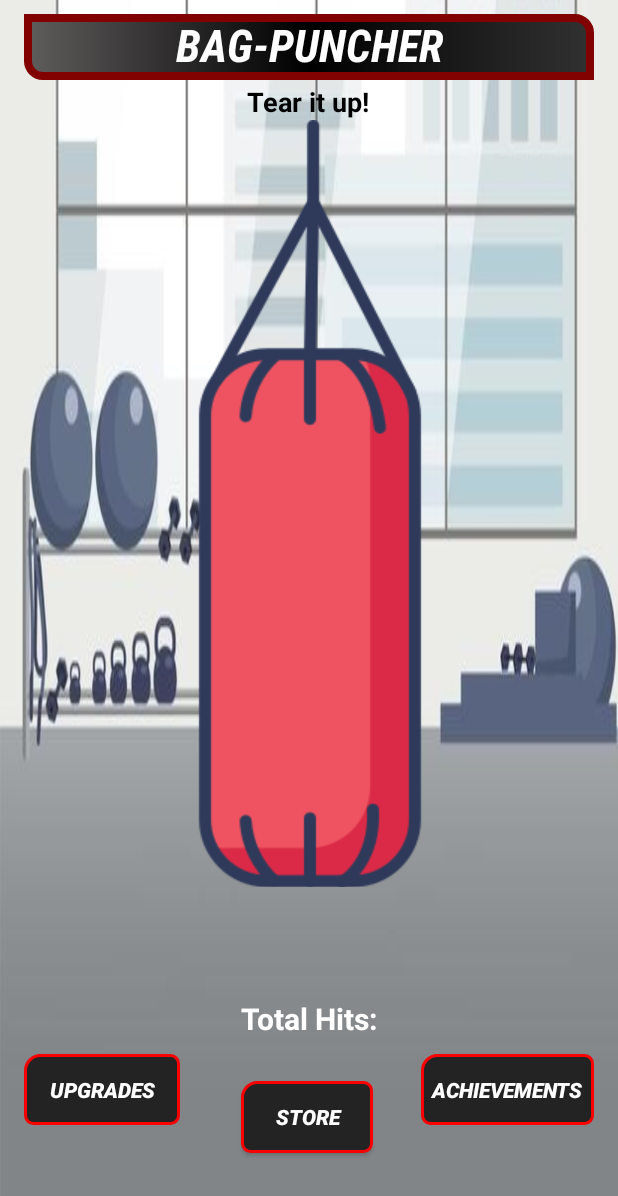
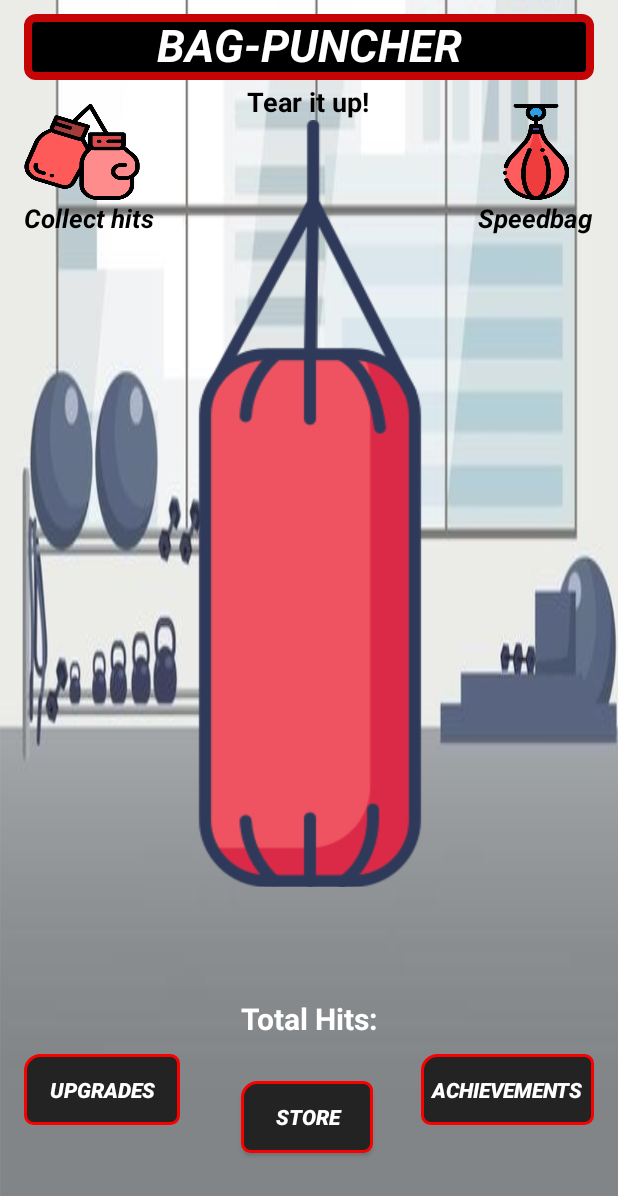
Before and after one commit to QuestonP/BagPuncher, an Android app: the screen it shows after launch (MainActivity), on a phone screen of 412 x 824 dp. Shown: the top 1196 px of the screen. Run offline under Robolectric (Android 15) with nearby library versions, the phone set to English and light mode, and no system bars.

Commit message:
"+#" on click animation finished and speedbag revision start

```diff
--- a/app/src/main/java/com/example/bagpunchergame/MainActivity.java
+++ b/app/src/main/java/com/example/bagpunchergame/MainActivity.java
@@ -4,6 +4,7 @@ import android.annotation.SuppressLint;
 import android.content.Intent;
 import android.content.SharedPreferences;
 import android.os.Bundle;
+import android.view.MotionEvent;
 import android.view.animation.Animation;
 import android.view.animation.AnimationUtils;
 import android.widget.Button;
@@ -22,11 +23,11 @@ public class MainActivity extends AppCompatActivity{
 
     SharedPreferences sp;
     private static int hits = 0;
-    private static int passiveHitsTimer = 60000;
+    private static int passiveHitsTimer = 30000;
     private static int punchWorth = 1;
     private static int passivePunch = 1;
     ImageButton bagButton;
-    Animation scaleUp, scaleDown, hitAnimation, punchAnimation;
+    Animation scaleUp, scaleDown, hitAnimation, punchAnimation, punchWorthDisplay;
     Button comboButton, achievementsButton, storeButton;
     private EditText hitVal, passiveVal, passiveTimer;
 
@@ -71,6 +72,11 @@ public class MainActivity extends AppCompatActivity{
         sp.edit().putInt("passiveValue", passivePunch);
         sp.edit().putInt("passiveTimer", passiveHitsTimer);
 
+        hitAnimation = AnimationUtils.loadAnimation(this, R.anim.hit_animation);
+        punchAnimation = AnimationUtils.loadAnimation(this,R.anim.punch_worth);
+
+        punchWorthDisplay = AnimationUtils.loadAnimation(this, R.anim.display_punch_worth);
+
 
 
         // passive increase to total score
@@ -82,15 +88,6 @@ public class MainActivity extends AppCompatActivity{
             public void run() {
                 hits += passivePunch;
                 runOnUiThread(() -> totalScore.setText(String.valueOf(hits)));
-                Timer timer2 = new Timer();
-                timer2.scheduleAtFixedRate(new TimerTask() {
-                    @Override
-                    public void run() {
-                        if (passiveHitsTimer != sp.getInt("passiveTimer", passiveHitsTimer)) {
-                            passiveHitsTimer = sp.getInt("passiveTimer", passiveHitsTimer);
-                        }
-                    }
-                }, 1000, 1000);
             }
         }, passiveHitsTimer, passiveHitsTimer);
 
@@ -101,6 +98,7 @@ public class MainActivity extends AppCompatActivity{
 
         scaleUp = AnimationUtils.loadAnimation(this, R.anim.scale_up);
         scaleDown = AnimationUtils.loadAnimation(this, R.anim.scale_down);
+
 
         comboButton.setOnClickListener((v) -> {
             Intent intent = new Intent(this, comboWindow.class);
@@ -129,18 +127,24 @@ public class MainActivity extends AppCompatActivity{
             return true;
         });
 
-        // Animation on every click of the button
+        // Animation on every click of the bag button
         bagButton = findViewById(R.id.punchingBagHitMarker);
-        hitAnimation = AnimationUtils.loadAnimation(this, R.anim.hit_animation);
-        punchAnimation = AnimationUtils.loadAnimation(this,R.anim.punch_worth);
 
-
-        bagButton.setOnClickListener(v -> {
-            bagButton.startAnimation(hitAnimation);
-            hits = hits + punchWorth;
-            totalScore.setText(String.valueOf(hits));
-            sp.edit().putInt("totalHits", hits);
-
+        bagButton.setOnTouchListener((v,e) -> {
+            if(e.getAction() == MotionEvent.ACTION_DOWN) {
+                bagButton.startAnimation(hitAnimation);
+                hits = hits + punchWorth;
+                totalScore.setText(String.valueOf(hits));
+                sp.edit().putInt("totalHits", hits);
+                TextView displayText = findViewById(R.id.displayNum);
+                displayText.setAnimation(punchWorthDisplay);
+                displayText.setX(e.getRawX());
+                displayText.setY(e.getRawY());
+                displayText.setText("+" + punchWorth);
+                displayText.startAnimation(punchWorthDisplay);
+                return false;
+            }
+            else return false;
         });
 
     }
--- /dev/null
+++ b/app/src/main/res/anim/display_punch_worth.xml
@@ -0,0 +1,14 @@
+<?xml version="1.0" encoding="utf-8"?>
+<set xmlns:android="http://schemas.android.com/apk/res/android">
+
+    <translate
+        android:fromYDelta="0%p"
+        android:toYDelta="-8%p"
+        android:duration="1100">
+    </translate>
+    <alpha
+        android:fromAlpha="1"
+        android:toAlpha="0"
+        android:duration="1100">
+    </alpha>
+</set>
--- a/app/src/main/res/drawable/titlebackgrnd.xml
+++ b/app/src/main/res/drawable/titlebackgrnd.xml
@@ -2,16 +2,10 @@
 <shape xmlns:android="http://schemas.android.com/apk/res/android">
 
     <solid android:color="@color/black"/>
-    <corners android:bottomLeftRadius="10sp"
-        android:topRightRadius="10sp"/>
+    <corners android:radius="5dp"/>
     <stroke
-        android:color="#820101"
+        android:color="#C50505"
         android:width="5dp"
         />
 
-    <gradient
-        android:startColor="#5F5C5C"
-        android:centerColor="@color/black"
-        android:endColor="#323131"/>
-
 </shape>
--- a/app/src/main/res/layout/activity_main.xml
+++ b/app/src/main/res/layout/activity_main.xml
@@ -11,6 +11,22 @@
 
 
     <TextView
+        android:id="@+id/textView3"
+        android:layout_width="87dp"
+        android:layout_height="31dp"
+        android:layout_marginTop="64dp"
+        android:text="Speedbag"
+        android:textColor="@color/black"
+        android:textSize="17sp"
+        android:textStyle="bold|italic"
+        app:layout_constraintBottom_toBottomOf="parent"
+        app:layout_constraintEnd_toEndOf="parent"
+        app:layout_constraintHorizontal_bias="0.981"
+        app:layout_constraintStart_toStartOf="parent"
+        app:layout_constraintTop_toTopOf="@+id/collectPH"
+        app:layout_constraintVertical_bias="0.0" />
+
+    <TextView
         android:id="@+id/gameTitle"
         android:layout_width="380dp"
         android:layout_height="44dp"
@@ -20,7 +36,7 @@
         android:textAlignment="center"
         android:textColor="#FFFF"
         android:textSize="30sp"
-        android:fontFamily="sans-serif-condensed-medium"
+        android:fontFamily="sans-serif"
         android:textStyle="bold|italic"
         app:layout_constraintBottom_toBottomOf="parent"
         app:layout_constraintEnd_toEndOf="parent"
@@ -99,6 +115,66 @@
         />
 
     <Button
+        android:id="@+id/collectPH"
+        style="?android:attr/buttonBarButtonStyle"
+        android:layout_width="77dp"
+        android:layout_height="64dp"
+        android:background="@drawable/collect_hiticon"
+        android:textColor="@color/white"
+        android:textSize="15sp"
+        android:textStyle="bold|italic"
+        app:layout_constraintBottom_toBottomOf="parent"
+        app:layout_constraintEnd_toEndOf="parent"
+        app:layout_constraintHorizontal_bias="0.047"
+        app:layout_constraintStart_toStartOf="parent"
+        app:layout_constraintTop_toTopOf="parent"
+        app:layout_constraintVertical_bias="0.091" />
+
+    <Button
+        android:id="@+id/collectPH2"
+        style="?android:attr/buttonBarButtonStyle"
+        android:layout_width="77dp"
+        android:layout_height="64dp"
+        android:background="@drawable/speedbag"
+        android:textColor="@color/white"
+        android:textSize="15sp"
+        android:textStyle="bold|italic"
+        app:layout_constraintBottom_toBottomOf="parent"
+        app:layout_constraintEnd_toEndOf="parent"
+        app:layout_constraintHorizontal_bias="0.952"
+        app:layout_constraintStart_toStartOf="parent"
+        app:layout_constraintTop_toTopOf="parent"
+        app:layout_constraintVertical_bias="0.091" />
+
+    <TextView
+        android:layout_width="87dp"
+        android:layout_height="31dp"
+        android:layout_marginTop="64dp"
+        android:text="Collect hits"
+        android:textColor="@color/black"
+        android:textSize="17sp"
+        android:textStyle="bold|italic"
+        app:layout_constraintBottom_toBottomOf="parent"
+        app:layout_constraintEnd_toEndOf="parent"
+        app:layout_constraintHorizontal_bias="0.049"
+        app:layout_constraintStart_toStartOf="parent"
+        app:layout_constraintTop_toTopOf="@+id/collectPH"
+        app:layout_constraintVertical_bias="0.0" />
+
+    <TextView
+        android:id="@+id/displayNum"
+        android:layout_width="35sp"
+        android:text="+1"
+        android:visibility="invisible"
+        android:textColor="@color/white"
+        android:textStyle="bold|italic"
+        android:layout_height="35sp"
+        app:layout_constraintBottom_toBottomOf="@+id/punchingBagHitMarker"
+        app:layout_constraintEnd_toEndOf="@+id/punchingBagHitMarker"
+        app:layout_constraintStart_toStartOf="@+id/punchingBagHitMarker"
+        app:layout_constraintTop_toBottomOf="@+id/messageToPlayer" />
+
+    <Button
         android:id="@+id/achievementsButton"
         style="?android:attr/buttonBarButtonStyle"
         android:layout_width="115dp"
```
Also changed, not shown: app/src/main/java/com/example/bagpunchergame/speedbagWindow.java (added, +7 -0 lines), app/src/main/res/drawable/speedbag_bkgrd.xml (added, +15 -0 lines), app/src/main/res/layout/combos_layout.xml (+15 -50 lines), app/src/main/res/layout/speedbag_layout.xml (added, +24 -0 lines), app/src/main/res/drawable/collect_hiticon.png (added), app/src/main/res/drawable/speedbag.png (added), 2 other files.
